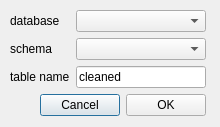
Old version of the form DbSettings_dialog_base.ui in the repository spacesyntax/Rcl-topology-cleaner.
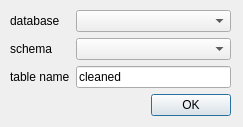
New version of the form.

Commit message: added db settings dialogue

```diff
--- a/DbSettings_dialog_base.ui
+++ b/DbSettings_dialog_base.ui
@@ -6,7 +6,7 @@
    <rect>
     <x>0</x>
     <y>0</y>
-    <width>220</width>
+    <width>243</width>
     <height>127</height>
    </rect>
   </property>
@@ -18,7 +18,7 @@
     <rect>
      <x>10</x>
      <y>10</y>
-     <width>196</width>
+     <width>221</width>
      <height>107</height>
     </rect>
    </property>
@@ -76,13 +76,6 @@
         </property>
        </spacer>
       </item>
-      <item>
-       <widget class="QPushButton" name="pushButton">
-        <property name="text">
-         <string>Cancel</string>
-        </property>
-       </widget>
-      </item>
       <item>
        <widget class="QPushButton" name="pushButton_2">
         <property name="text">
```
The commit also changes 3 other files.
